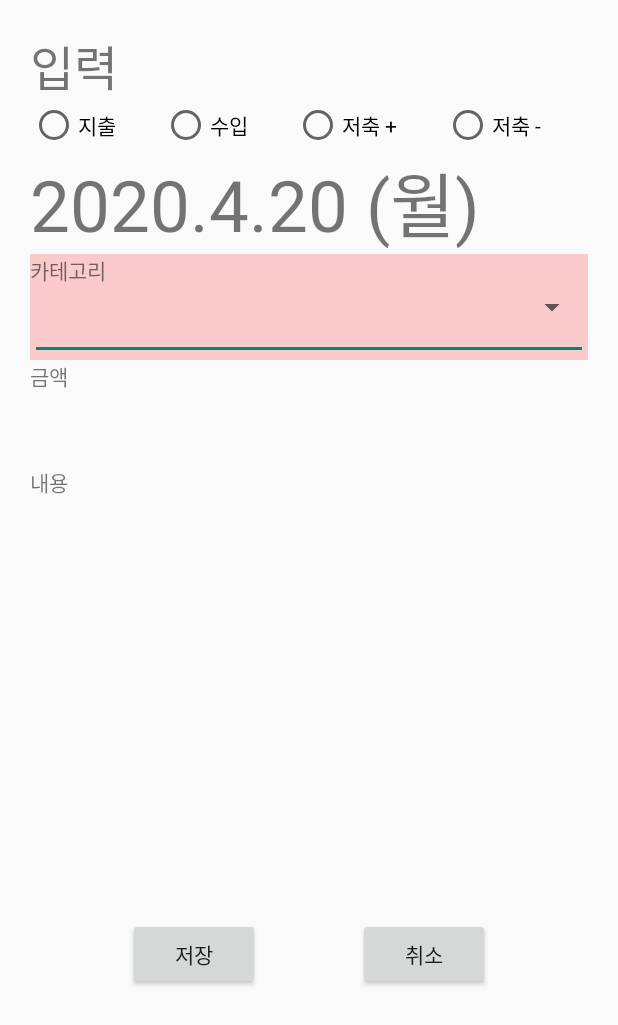
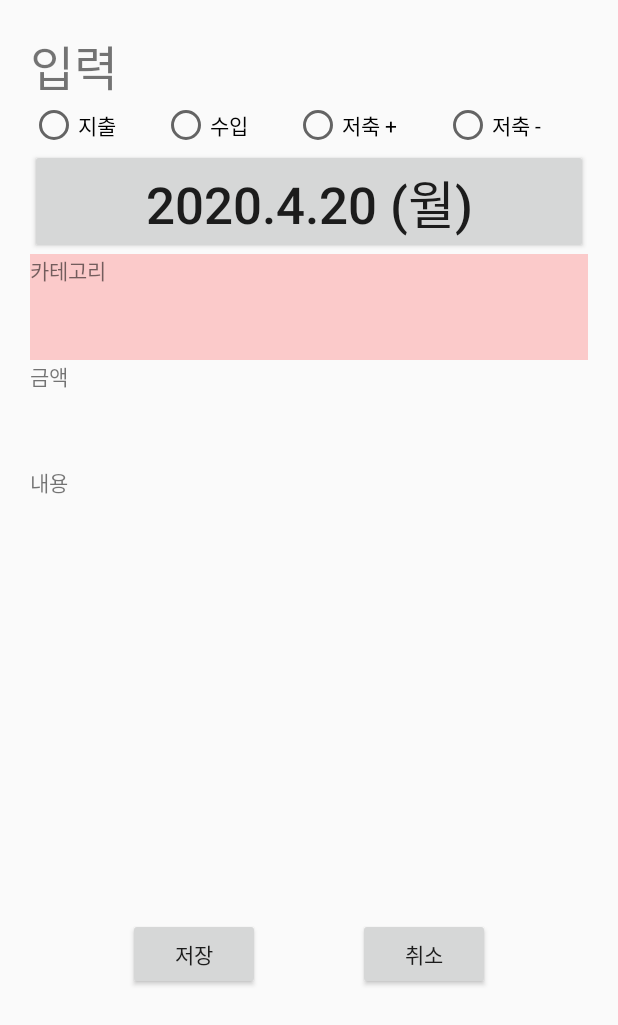
Before and after one commit to BGenue/monthlyAllowance, an Android app: the layout activity_input.xml on its own in the app's theme, with its tools: preview values and no code run, on a phone screen of 412 x 824 dp. Shown: the top 1025 px of the screen. Run offline under Robolectric (Android 15) with nearby library versions, the phone set to English and light mode, and no system bars.

Commit message:
4/23 액티비티 팝업을 dialog 사용하지 않고 theme을 다이얼로그로 적용한 상태. AppCompatActivity를 이용하는 방향으로 바꿔야할듯함.

```diff
--- a/app/build.gradle
+++ b/app/build.gradle
@@ -27,4 +27,5 @@ dependencies {
     androidTestImplementation 'androidx.test.ext:junit:1.1.0'
     androidTestImplementation 'androidx.test.espresso:espresso-core:3.1.1'
     implementation 'com.google.android.gms:play-services-ads:19.1.0'//광고
+    implementation 'com.android.support:recyclerview-v7:28.0.0'//리사이클러뷰
 }
--- a/app/src/main/AndroidManifest.xml
+++ b/app/src/main/AndroidManifest.xml
@@ -23,6 +23,7 @@
             </intent-filter>
         </activity>
         <activity android:name=".InputActivity"/>
+        <activity android:name=".CategoryActivity" android:theme="@android:style/Theme.Holo.Dialog.NoActionBar"/><!-- @style/Theme.AppCompat.DayNight.Dialog -->
     </application>
 
 </manifest>
--- a/app/src/main/res/layout/activity_input.xml
+++ b/app/src/main/res/layout/activity_input.xml
@@ -58,43 +58,19 @@
             android:layout_weight="1"
             android:onClick="onRadioClicked"/>
     </RadioGroup>
-    <TextView
+    <Button
         android:id="@+id/input_date_text"
         android:layout_width="0dp"
         android:layout_height="0dp"
         android:text="2020.4.20 (월)"
         android:autoSizeTextType="uniform"
+        android:onClick="inputOnClick"
         app:layout_constraintTop_toBottomOf="@+id/input_radio_group"
         app:layout_constraintLeft_toLeftOf="parent"
         app:layout_constraintRight_toRightOf="parent"
         app:layout_constraintBottom_toTopOf="@+id/input_category_text"
         app:layout_constraintHeight_default="percent"
         app:layout_constraintHeight_percent="0.09"/>
-    <FrameLayout
-        android:id="@+id/input_category_text"
-        android:layout_width="0dp"
-        android:layout_height="0dp"
-        android:background="#31FF0000"
-        app:layout_constraintTop_toBottomOf="@+id/input_date_text"
-        app:layout_constraintLeft_toLeftOf="parent"
-        app:layout_constraintRight_toRightOf="parent"
-        app:layout_constraintBottom_toTopOf="@+id/input_amount_text"
-        app:layout_constraintHeight_default="percent"
-        app:layout_constraintHeight_percent="0.09">
-        <EditText
-            android:id="@+id/empty"
-            android:layout_width="match_parent"
-            android:layout_height="match_parent"
-            android:inputType="text"/>
-        <TextView
-            android:layout_width="wrap_content"
-            android:layout_height="wrap_content"
-            android:text="카테고리"/>
-        <Spinner
-            android:id="@+id/test_spinner"
-            android:layout_width="match_parent"
-            android:layout_height="match_parent" />
-    </FrameLayout>
     <!--
     <TextView
         android:id="@+id/input_category_text"
@@ -107,6 +83,39 @@
         app:layout_constraintBottom_toTopOf="@+id/input_amount_text"
         app:layout_constraintHeight_default="percent"
         app:layout_constraintHeight_percent="0.09"/>-->
+    <FrameLayout
+        android:id="@+id/input_category_text"
+        android:layout_width="0dp"
+        android:layout_height="0dp"
+        android:background="#31FF0000"
+        android:onClick="inputOnClick"
+        app:layout_constraintBottom_toTopOf="@+id/input_amount_text"
+        app:layout_constraintHeight_default="percent"
+        app:layout_constraintHeight_percent="0.09"
+        app:layout_constraintHorizontal_bias="0.0"
+        app:layout_constraintLeft_toLeftOf="parent"
+        app:layout_constraintRight_toRightOf="parent"
+        app:layout_constraintTop_toBottomOf="@+id/input_date_text">
+
+        <EditText
+            android:id="@+id/empty"
+            android:layout_width="0dp"
+            android:layout_height="0dp"
+            android:focusable="true"
+            android:imeOptions="actionDone"
+            android:inputType="text" />
+
+        <TextView
+            android:layout_width="wrap_content"
+            android:layout_height="wrap_content"
+            android:text="카테고리" />
+        <!--
+        <Spinner
+            android:id="@+id/test_spinner"
+            android:layout_width="match_parent"
+            android:layout_height="match_parent" />-->
+    </FrameLayout>
+
     <TextView
         android:id="@+id/input_amount_text"
         android:layout_width="0dp"
```
Also changed, not shown: app/src/main/java/GenueProject/monthlyallowance/CategoryActivity.java (added, +92 -0 lines), app/src/main/java/GenueProject/monthlyallowance/CategoryAdapter.java (added, +65 -0 lines), app/src/main/java/GenueProject/monthlyallowance/CategoryItem.java (added, +23 -0 lines), app/src/main/java/GenueProject/monthlyallowance/InputActivity.java (+169 -7 lines), app/src/main/java/GenueProject/monthlyallowance/MyCalenderDialog.java (added, +46 -0 lines).
